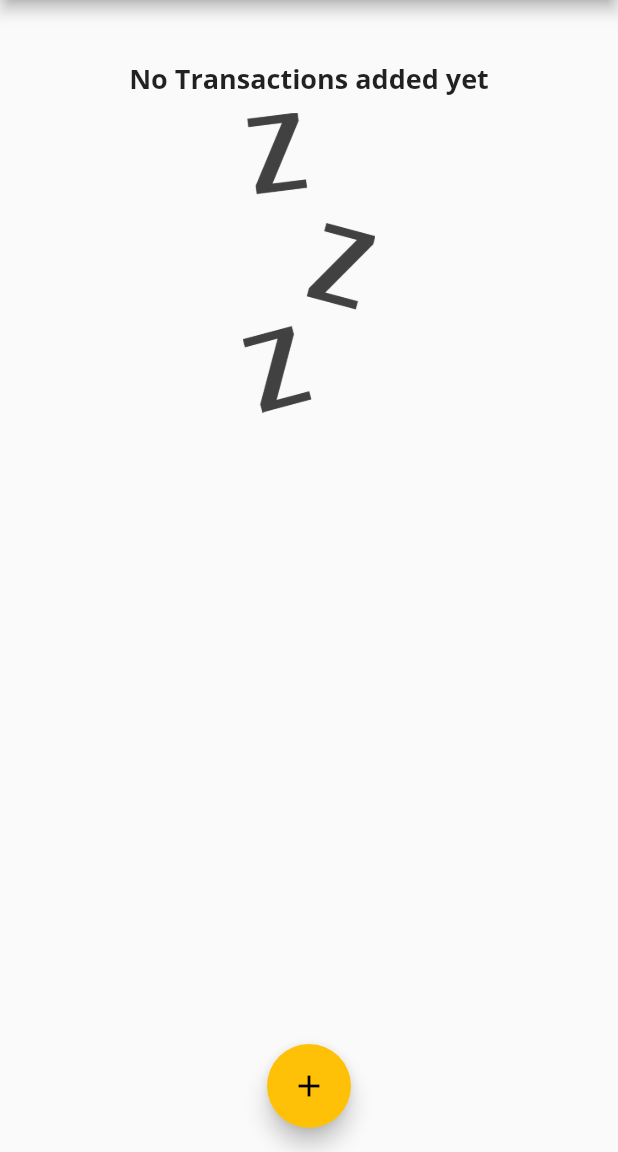
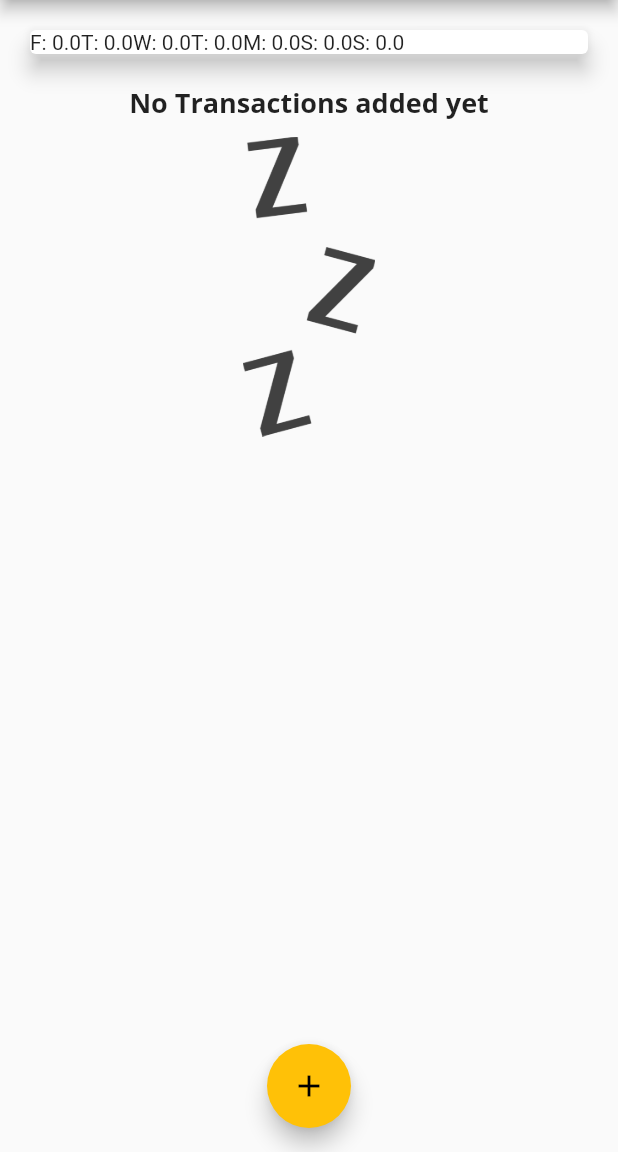
Before and after one commit to sthprashant/personal_expenses_app, a Flutter app: the screen it shows after launch, on a phone screen of 412 x 824 dp, the part 84-1236 px from its top. Run offline on Flutter 3.47's test engine with Material 2 defaults, Android fonts, the phone set to English and light mode, and no system bars.

Commit message:
creating bars for our chart

```diff
--- a/lib/widgets/chart.dart
+++ b/lib/widgets/chart.dart
@@ -26,7 +26,7 @@ class Chart extends StatelessWidget {
       print(DateFormat.E().format(weekDay));
       print(totalSum);
       return {
-        'day': DateFormat.E().format(weekDay),
+        'day': DateFormat.E().format(weekDay).substring(0,1),
         'amount': totalSum,
       };
     });
@@ -39,7 +39,11 @@ class Chart extends StatelessWidget {
       elevation: 6,
       margin: EdgeInsets.all(20),
       child: Row(
-        children: <Widget>[],
+        children:groupedTransactionValues.map(
+          (data){
+            return Text('${data['day']}: ${data['amount']}');
+          }
+        ).toList(),
       ),
     );
   }
```
Also changed, not shown: lib/widgets/chart_bar.dart (added, +43 -0 lines).
